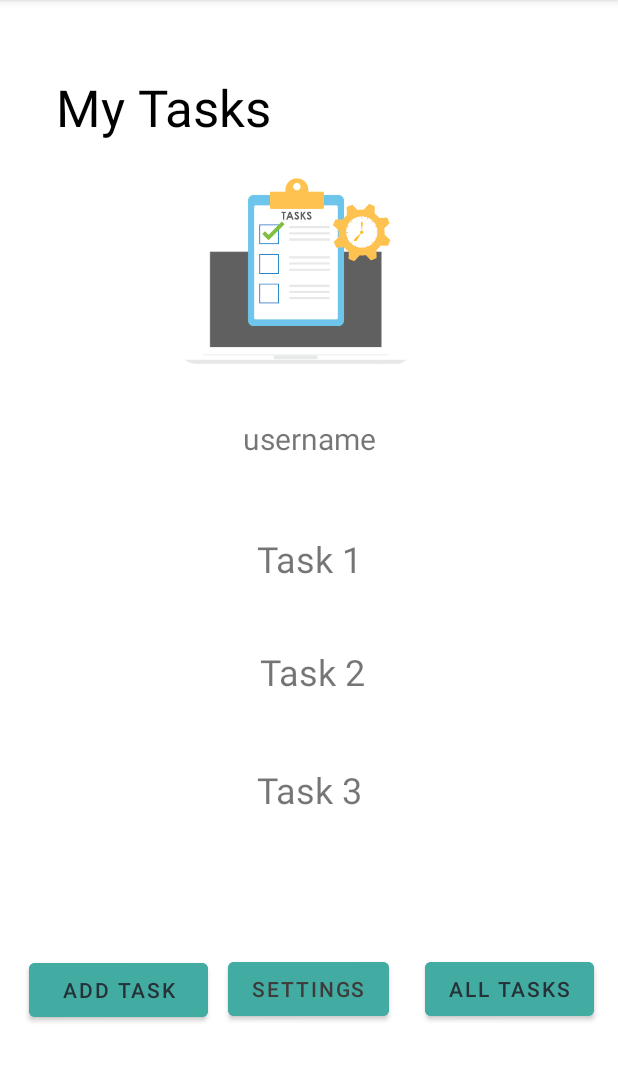
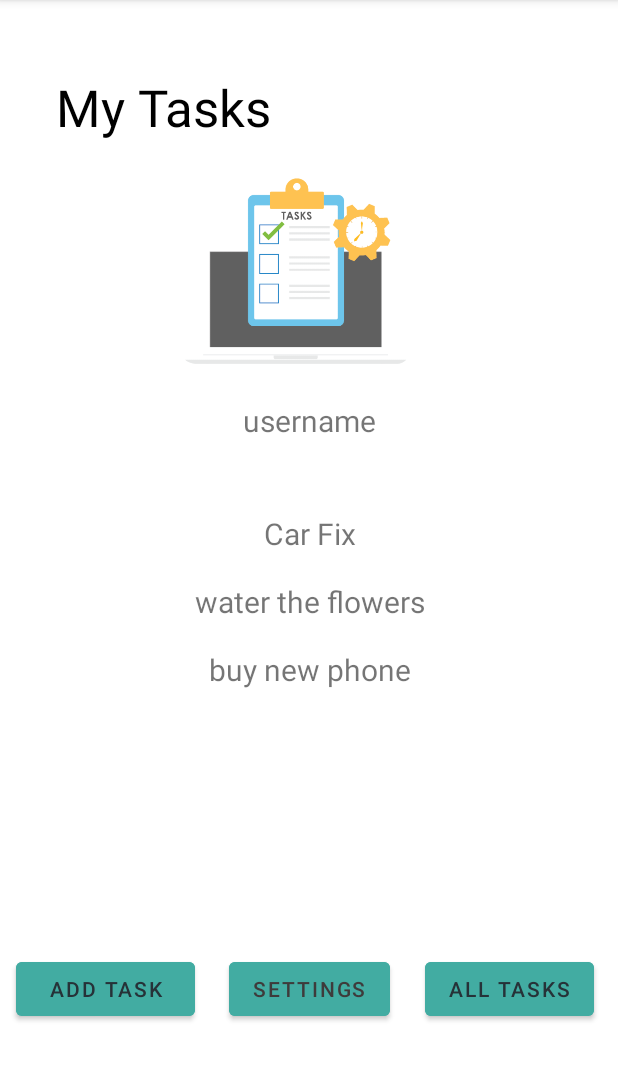
Before and after one commit to macRos-Alzoubi/taskmaster, an Android app: the screen it shows after launch (MainActivity), on a phone screen of 412 x 824 dp, the part 84-1166 px from its top. Run offline under Robolectric (Android 15) with nearby library versions, the phone set to English and light mode, and no system bars.

Commit message:
fin lab-28

```diff
--- a/app/build.gradle
+++ b/app/build.gradle
@@ -32,6 +32,7 @@ dependencies {
     implementation 'androidx.appcompat:appcompat:1.3.1'
     implementation 'com.google.android.material:material:1.4.0'
     implementation 'androidx.constraintlayout:constraintlayout:2.1.0'
+    implementation 'androidx.legacy:legacy-support-v4:1.0.0'
     testImplementation 'junit:junit:4.+'
     androidTestImplementation 'androidx.test.ext:junit:1.1.3'
     androidTestImplementation 'androidx.test.espresso:espresso-core:3.4.0'
--- a/app/src/main/java/com/example/taskmaster/MainActivity.java
+++ b/app/src/main/java/com/example/taskmaster/MainActivity.java
@@ -1,6 +1,8 @@
 package com.example.taskmaster;
 
 import androidx.appcompat.app.AppCompatActivity;
+import androidx.recyclerview.widget.LinearLayoutManager;
+import androidx.recyclerview.widget.RecyclerView;
 
 import android.content.Intent;
 import android.content.SharedPreferences;
@@ -9,6 +11,9 @@ import android.preference.PreferenceManager;
 import android.view.View;
 import android.widget.Button;
 import android.widget.TextView;
+
+import java.util.ArrayList;
+import java.util.List;
 
 public class MainActivity extends AppCompatActivity {
 
@@ -35,6 +40,18 @@ public class MainActivity extends AppCompatActivity {
             Intent intent = new Intent(MainActivity.this, SettingsPage.class);
             startActivity(intent);
         });
+
+        List<TaskModel> taskList = new ArrayList<>();
+        taskList.add(new TaskModel("Car Fix","Remember at monday i have to fix the car","new"));
+        taskList.add(new TaskModel("water the flowers","Remember to water the flowers at sunday morning","assigned"));
+        taskList.add(new TaskModel("buy new phone","Remember to buy a new phone for jack","in progress"));
+
+
+        RecyclerView recyclerView = findViewById(R.id.task_recyleView);
+
+        recyclerView.setLayoutManager(new LinearLayoutManager(this));
+
+        recyclerView.setAdapter(new TaskViewAdapter(taskList));
     }
 
     @Override
--- /dev/null
+++ b/app/src/main/java/com/example/taskmaster/TaskModel.java
@@ -0,0 +1,25 @@
+package com.example.taskmaster;
+
+public class TaskModel {
+    private String title;
+    private String body;
+    private String status;
+
+    public TaskModel(String title, String body, String status) {
+        this.title = title;
+        this.body = body;
+        this.status = status;
+    }
+
+    public String getTitle() {
+        return title;
+    }
+
+    public String getBody() {
+        return body;
+    }
+
+    public String getStatus() {
+        return status;
+    }
+}
--- /dev/null
+++ b/app/src/main/java/com/example/taskmaster/TaskViewAdapter.java
@@ -0,0 +1,62 @@
+package com.example.taskmaster;
+
+import android.content.Intent;
+import android.view.LayoutInflater;
+import android.view.View;
+import android.view.ViewGroup;
+import android.widget.TextView;
+
+import androidx.annotation.NonNull;
+import androidx.recyclerview.widget.RecyclerView;
+
+import java.util.List;
+
+public class TaskViewAdapter extends RecyclerView.Adapter<TaskViewAdapter.TaskViewHolder> {
+    private List<TaskModel> taskList;
+
+    public TaskViewAdapter(List<TaskModel> taskList) {
+        this.taskList = taskList;
+    }
+
+    @NonNull
+    @Override
+    public TaskViewHolder onCreateViewHolder(@NonNull ViewGroup parent, int viewType) {
+        View view = LayoutInflater.from(parent.getContext()).inflate(R.layout.fragment_task_list, parent, false);
+        return new TaskViewHolder(view);
+    }
+
+    @Override
+    public void onBindViewHolder(@NonNull TaskViewHolder holder, int position) {
+        holder.taskModel = taskList.get(position);
+        TextView textView = holder.view.findViewById(R.id.text_task_title);
+        textView.setText(holder.taskModel.getTitle());
+    }
+
+    @Override
+    public int getItemCount() {
+        return taskList.size();
+    }
+
+
+    public static class TaskViewHolder extends RecyclerView.ViewHolder implements View.OnClickListener{
+        public TaskModel taskModel;
+
+        public View view;
+
+        public TaskViewHolder(@NonNull View itemView) {
+            super(itemView);
+            this.view = itemView;
+
+            itemView.setOnClickListener(this);
+        }
+
+        @Override
+        public void onClick(View view) {
+            Intent intent = new Intent(view.getContext(), TaskDetail.class);
+            intent.putExtra("title", taskModel.getTitle());
+            intent.putExtra("body", taskModel.getBody());
+            intent.putExtra("status", taskModel.getStatus());
+            view.getContext().startActivity(intent);
+        }
+    }
+}
--- a/app/src/main/res/layout/activity_main.xml
+++ b/app/src/main/res/layout/activity_main.xml
@@ -44,10 +44,10 @@
         android:textColor="#263238"
         app:layout_constraintBottom_toBottomOf="parent"
         app:layout_constraintEnd_toEndOf="parent"
-        app:layout_constraintHorizontal_bias="0.065"
+        app:layout_constraintHorizontal_bias="0.037"
         app:layout_constraintStart_toStartOf="parent"
         app:layout_constraintTop_toTopOf="parent"
-        app:layout_constraintVertical_bias="0.883" />
+        app:layout_constraintVertical_bias="0.882" />
 
     <Button
         android:id="@+id/button_all_tasks"
@@ -64,63 +64,19 @@
         app:layout_constraintVertical_bias="0.882" />
 
     <TextView
-        android:id="@+id/text_1"
-        android:layout_width="311dp"
-        android:layout_height="48dp"
-        android:onClick="goToTaskDetail"
-        android:text="@string/task_1"
-        android:textAlignment="center"
-        android:textSize="24sp"
-        app:layout_constraintBottom_toBottomOf="parent"
-        app:layout_constraintEnd_toEndOf="parent"
-        app:layout_constraintStart_toStartOf="parent"
-        app:layout_constraintTop_toBottomOf="@+id/imageView"
-        app:layout_constraintVertical_bias="0.237"
-        tools:ignore="UsingOnClickInXml" />
-
-    <TextView
-        android:id="@+id/task_2"
-        android:layout_width="311dp"
-        android:layout_height="48dp"
-        android:onClick="goToTaskDetail"
-        android:text="@string/task_2"
-        android:textAlignment="center"
-        android:textSize="24sp"
-        app:layout_constraintBottom_toBottomOf="parent"
-        app:layout_constraintEnd_toEndOf="parent"
-        app:layout_constraintHorizontal_bias="0.52"
-        app:layout_constraintStart_toStartOf="parent"
-        app:layout_constraintTop_toTopOf="parent"
-        app:layout_constraintVertical_bias="0.599"
-        tools:ignore="UsingOnClickInXml" />
-
-    <TextView
-        android:id="@+id/task_3"
-        android:layout_width="310dp"
-        android:layout_height="48dp"
-        android:onClick="goToTaskDetail"
-        android:text="@string/task_3"
-        android:textAlignment="center"
-        android:textSize="24sp"
-        app:layout_constraintBottom_toBottomOf="parent"
-        app:layout_constraintEnd_toEndOf="parent"
-        app:layout_constraintHorizontal_bias="0.504"
-        app:layout_constraintStart_toStartOf="parent"
-        app:layout_constraintTop_toTopOf="parent"
-        app:layout_constraintVertical_bias="0.708"
-        tools:ignore="UsingOnClickInXml" />
-
-    <TextView
         android:id="@+id/main_text_username"
         android:layout_width="151dp"
         android:layout_height="42dp"
+        android:layout_marginTop="24dp"
         android:text="@string/username"
         android:textAlignment="center"
         android:textSize="20sp"
-        app:layout_constraintBottom_toTopOf="@+id/text_1"
+        app:layout_constraintBottom_toBottomOf="parent"
         app:layout_constraintEnd_toEndOf="parent"
+        app:layout_constraintHorizontal_bias="0.5"
         app:layout_constraintStart_toStartOf="parent"
-        app:layout_constraintTop_toBottomOf="@+id/imageView" />
+        app:layout_constraintTop_toBottomOf="@+id/imageView"
+        app:layout_constraintVertical_bias="0.0" />
 
     <Button
         android:id="@+id/button_settings"
@@ -131,9 +87,19 @@
         android:textColor="@color/button_test"
         app:layout_constraintBottom_toBottomOf="parent"
         app:layout_constraintEnd_toEndOf="parent"
-        app:layout_constraintHorizontal_bias="0.498"
         app:layout_constraintStart_toStartOf="parent"
         app:layout_constraintTop_toTopOf="parent"
         app:layout_constraintVertical_bias="0.882" />
 
+    <androidx.recyclerview.widget.RecyclerView
+        android:id="@+id/task_recyleView"
+        android:layout_width="350dp"
+        android:layout_height="260dp"
+        app:layout_constraintBottom_toTopOf="@+id/button_add_task"
+        app:layout_constraintEnd_toEndOf="parent"
+        app:layout_constraintHorizontal_bias="0.5"
+        app:layout_constraintStart_toStartOf="parent"
+        app:layout_constraintTop_toBottomOf="@+id/main_text_username"
+        tools:itemCount="0" />
+
 </androidx.constraintlayout.widget.ConstraintLayout>
--- /dev/null
+++ b/app/src/main/res/layout/fragment_task_list.xml
@@ -0,0 +1,25 @@
+<?xml version="1.0" encoding="utf-8"?>
+<androidx.constraintlayout.widget.ConstraintLayout xmlns:android="http://schemas.android.com/apk/res/android"
+    xmlns:app="http://schemas.android.com/apk/res-auto"
+    xmlns:tools="http://schemas.android.com/tools"
+    android:id="@+id/frameLayout"
+    android:layout_width="match_parent"
+    android:layout_height="wrap_content"
+    tools:context=".TaskListFragment">
+
+    <TextView
+        android:id="@+id/text_task_title"
+        android:layout_width="200dp"
+        android:layout_height="30dp"
+        android:layout_marginBottom="15dp"
+        android:elegantTextHeight="false"
+        android:text="@string/task_name"
+        android:textAlignment="center"
+        android:textSize="20sp"
+        app:layout_constraintBottom_toBottomOf="parent"
+        app:layout_constraintEnd_toEndOf="parent"
+        app:layout_constraintStart_toStartOf="parent"
+        app:layout_constraintTop_toTopOf="parent"
+        app:layout_constraintVertical_bias="0.095" />
+
+</androidx.constraintlayout.widget.ConstraintLayout>
--- a/app/src/main/res/values/strings.xml
+++ b/app/src/main/res/values/strings.xml
@@ -16,4 +16,7 @@
     <string name="username">username</string>
     <string name="settings">SETTINGS</string>
     <string name="settings_img">Settings_img</string>
+    <!-- TODO: Remove or change this placeholder text -->
+    <string name="hello_blank_fragment">Hello blank fragment</string>
+    <string name="task_name">task name</string>
 </resources>
```
Also changed, not shown: app/src/main/java/com/example/taskmaster/TaskDetail.java (+12 -3 lines), app/src/main/java/com/example/taskmaster/TaskListFragment.java (added, +69 -0 lines), app/src/main/res/layout/activity_task_detail.xml (+21 -7 lines), 3 other files.
